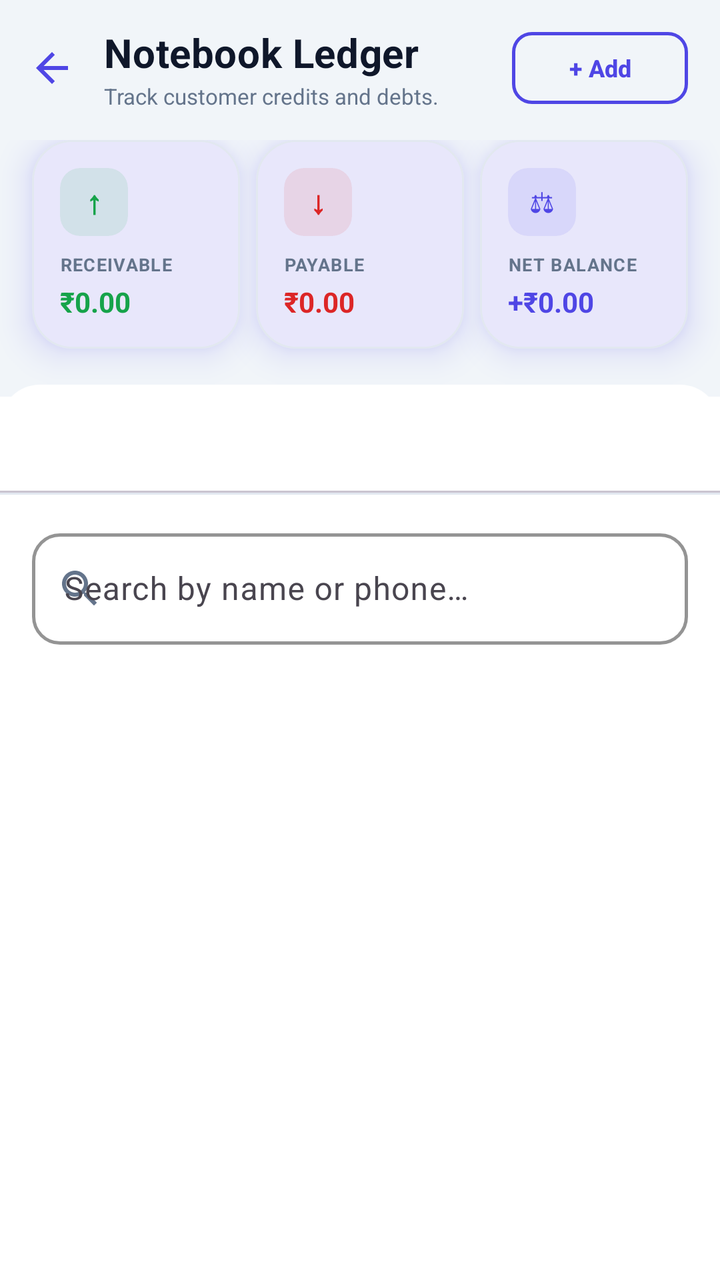
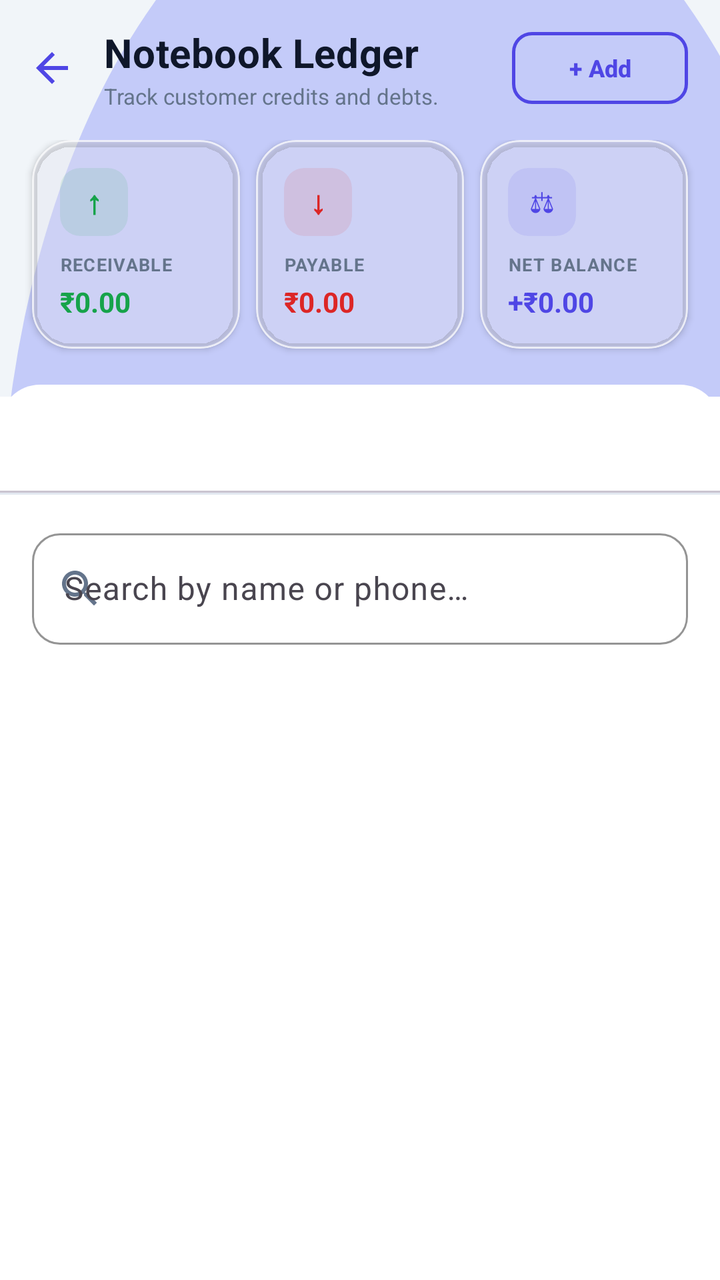

Two renders of the same Android screen: before a commit and after it. Below are the layout's source before the change and the commit's diff.
<!-- AndroidManifest.xml: application theme Theme.MoneyLens -->
<!-- res/layout/fragment_customer_ledger.xml -->
<?xml version="1.0" encoding="utf-8"?>
<androidx.constraintlayout.widget.ConstraintLayout xmlns:android="http://schemas.android.com/apk/res/android"
    xmlns:app="http://schemas.android.com/apk/res-auto"
    android:layout_width="match_parent"
    android:layout_height="match_parent"
    android:background="@color/colorBackground">

    
    <LinearLayout
        android:id="@+id/layoutHeader"
        android:layout_width="0dp"
        android:layout_height="wrap_content"
        android:orientation="horizontal"
        android:gravity="center_vertical"
        android:paddingStart="4dp"
        android:paddingEnd="16dp"
        android:paddingTop="12dp"
        android:paddingBottom="14dp"
        app:layout_constraintStart_toStartOf="parent"
        app:layout_constraintEnd_toEndOf="parent"
        app:layout_constraintTop_toTopOf="parent">

        <ImageView
            android:id="@+id/btnBack"
            android:layout_width="44dp"
            android:layout_height="44dp"
            android:padding="10dp"
            android:src="@drawable/ic_back"
            android:background="?attr/selectableItemBackgroundBorderless"
            android:contentDescription="Back" />

        
        <LinearLayout
            android:layout_width="0dp"
            android:layout_height="wrap_content"
            android:layout_weight="1"
            android:orientation="vertical"
            android:layout_marginStart="4dp">

            <TextView
                android:layout_width="wrap_content"
                android:layout_height="wrap_content"
                android:text="Notebook Ledger"
                android:textColor="@color/colorTextPrimary"
                android:textSize="20sp"
                android:textStyle="bold"
                android:letterSpacing="0.01" />

            <TextView
                android:layout_width="wrap_content"
                android:layout_height="wrap_content"
                android:layout_marginTop="1dp"
                android:text="Track customer credits and debts."
                android:textColor="@color/colorTextSecondary"
                android:textSize="11sp" />
        </LinearLayout>

        
        <com.google.android.material.button.MaterialButton
            android:id="@+id/btnAddAccount"
            style="@style/Widget.Material3.Button.OutlinedButton"
            android:layout_width="wrap_content"
            android:layout_height="36dp"
            android:layout_marginStart="10dp"
            android:insetTop="0dp"
            android:insetBottom="0dp"
            android:paddingStart="12dp"
            android:paddingEnd="12dp"
            android:text="+ Add"
            android:textSize="12sp"
            android:textStyle="bold"
            android:textColor="@color/colorPrimary"
            app:cornerRadius="10dp"
            app:strokeColor="@color/colorPrimary"
            app:strokeWidth="1.5dp" />
    </LinearLayout>

    
    <LinearLayout
        android:id="@+id/layoutSummary"
        android:layout_width="0dp"
        android:layout_height="wrap_content"
        android:orientation="horizontal"
        android:paddingHorizontal="12dp"
        android:paddingBottom="18dp"
        android:clipChildren="false"
        android:clipToPadding="false"
        android:baselineAligned="false"
        app:layout_constraintStart_toStartOf="parent"
        app:layout_constraintEnd_toEndOf="parent"
        app:layout_constraintTop_toBottomOf="@+id/layoutHeader">

        
        <com.google.android.material.card.MaterialCardView
            style="@style/ClayCard"
            android:layout_width="0dp"
            android:layout_height="wrap_content"
            android:layout_weight="1"
            android:layout_marginHorizontal="4dp">

            <LinearLayout
                android:layout_width="match_parent"
                android:layout_height="wrap_content"
                android:orientation="vertical"
                android:padding="14dp">

                <com.google.android.material.card.MaterialCardView
                    android:layout_width="34dp"
                    android:layout_height="34dp"
                    android:layout_marginBottom="8dp"
                    app:cardCornerRadius="10dp"
                    app:cardBackgroundColor="@color/colorSuccessTint"
                    app:cardElevation="0dp"
                    app:strokeWidth="0dp">
                    <TextView
                        android:layout_width="wrap_content"
                        android:layout_height="wrap_content"
                        android:layout_gravity="center"
                        android:text="↑"
                        android:textColor="@color/colorSuccess"
                        android:textSize="16sp"
                        android:textStyle="bold" />
                </com.google.android.material.card.MaterialCardView>

                <TextView
                    android:layout_width="wrap_content"
                    android:layout_height="wrap_content"
                    android:text="RECEIVABLE"
                    android:textColor="@color/colorTextSecondary"
                    android:textSize="9sp"
                    android:textStyle="bold"
                    android:letterSpacing="0.05" />

                <TextView
                    android:id="@+id/txtTotalToReceive"
                    android:layout_width="wrap_content"
                    android:layout_height="wrap_content"
                    android:layout_marginTop="3dp"
                    android:text="₹0.00"
                    android:textColor="@color/colorSuccess"
                    android:textSize="14sp"
                    android:textStyle="bold" />
            </LinearLayout>
        </com.google.android.material.card.MaterialCardView>

        
        <com.google.android.material.card.MaterialCardView
            style="@style/ClayCard"
            android:layout_width="0dp"
            android:layout_height="wrap_content"
            android:layout_weight="1"
            android:layout_marginHorizontal="4dp">

            <LinearLayout
                android:layout_width="match_parent"
                android:layout_height="wrap_content"
                android:orientation="vertical"
                android:padding="14dp">

                <com.google.android.material.card.MaterialCardView
                    android:layout_width="34dp"
                    android:layout_height="34dp"
                    android:layout_marginBottom="8dp"
                    app:cardCornerRadius="10dp"
                    app:cardBackgroundColor="@color/colorDangerTint"
                    app:cardElevation="0dp"
                    app:strokeWidth="0dp">
                    <TextView
                        android:layout_width="wrap_content"
                        android:layout_height="wrap_content"
                        android:layout_gravity="center"
                        android:text="↓"
                        android:textColor="@color/colorDanger"
                        android:textSize="16sp"
                        android:textStyle="bold" />
                </com.google.android.material.card.MaterialCardView>

                <TextView
                    android:layout_width="wrap_content"
                    android:layout_height="wrap_content"
                    android:text="PAYABLE"
                    android:textColor="@color/colorTextSecondary"
                    android:textSize="9sp"
                    android:textStyle="bold"
                    android:letterSpacing="0.05" />

                <TextView
                    android:id="@+id/txtTotalToPay"
                    android:layout_width="wrap_content"
                    android:layout_height="wrap_content"
                    android:layout_marginTop="3dp"
                    android:text="₹0.00"
                    android:textColor="@color/colorDanger"
                    android:textSize="14sp"
                    android:textStyle="bold" />
            </LinearLayout>
        </com.google.android.material.card.MaterialCardView>

        
        <com.google.android.material.card.MaterialCardView
            style="@style/ClayCard"
            android:layout_width="0dp"
            android:layout_height="wrap_content"
            android:layout_weight="1"
            android:layout_marginHorizontal="4dp">

            <LinearLayout
                android:layout_width="match_parent"
                android:layout_height="wrap_content"
                android:orientation="vertical"
                android:padding="14dp">

                <com.google.android.material.card.MaterialCardView
                    android:layout_width="34dp"
                    android:layout_height="34dp"
                    android:layout_marginBottom="8dp"
                    app:cardCornerRadius="10dp"
                    app:cardBackgroundColor="@color/colorPrimaryTint"
                    app:cardElevation="0dp"
                    app:strokeWidth="0dp">
                    <TextView
                        android:layout_width="wrap_content"
                        android:layout_height="wrap_content"
                        android:layout_gravity="center"
                        android:text="⚖"
                        android:textColor="@color/colorPrimary"
                        android:textSize="14sp" />
                </com.google.android.material.card.MaterialCardView>

                <TextView
                    android:layout_width="wrap_content"
                    android:layout_height="wrap_content"
                    android:text="NET BALANCE"
                    android:textColor="@color/colorTextSecondary"
                    android:textSize="9sp"
                    android:textStyle="bold"
                    android:letterSpacing="0.05" />

                <TextView
                    android:id="@+id/txtNetPosition"
                    android:layout_width="wrap_content"
                    android:layout_height="wrap_content"
                    android:layout_marginTop="3dp"
                    android:text="+₹0.00"
                    android:textColor="@color/colorPrimary"
                    android:textSize="14sp"
                    android:textStyle="bold" />
            </LinearLayout>
        </com.google.android.material.card.MaterialCardView>

    </LinearLayout>

    
    <LinearLayout
        android:id="@+id/layoutContent"
        android:layout_width="0dp"
        android:layout_height="0dp"
        android:orientation="vertical"
        android:background="@drawable/bg_sheet_top"
        app:layout_constraintStart_toStartOf="parent"
        app:layout_constraintEnd_toEndOf="parent"
        app:layout_constraintTop_toBottomOf="@+id/layoutSummary"
        app:layout_constraintBottom_toBottomOf="parent">

        
        <com.google.android.material.tabs.TabLayout
            android:id="@+id/tabLayout"
            android:layout_width="match_parent"
            android:layout_height="48dp"
            android:layout_marginTop="6dp"
            app:tabMode="scrollable"
            app:tabGravity="start"
            app:tabIndicatorColor="@color/colorPrimary"
            app:tabSelectedTextColor="@color/colorPrimary"
            app:tabTextColor="@color/colorTextSecondary"
            app:tabIndicatorFullWidth="false"
            app:tabBackground="@android:color/transparent" />

        
        <View
            android:layout_width="match_parent"
            android:layout_height="1dp"
            android:background="@color/colorCardBorder" />

        
        <com.google.android.material.textfield.TextInputLayout
            android:id="@+id/tilSearch"
            style="@style/ClayInput"
            android:layout_width="match_parent"
            android:layout_height="wrap_content"
            android:layout_marginHorizontal="16dp"
            android:layout_marginTop="14dp"
            android:layout_marginBottom="6dp"
            android:hint="Search by name or phone…"
            app:startIconDrawable="@drawable/ic_search"
            app:startIconTint="@color/colorTextSecondary">

            <com.google.android.material.textfield.TextInputEditText
                android:id="@+id/etSearch"
                android:layout_width="match_parent"
                android:layout_height="wrap_content"
                android:inputType="text"
                android:textColor="@color/colorTextPrimary" />
        </com.google.android.material.textfield.TextInputLayout>

        
        <FrameLayout
            android:layout_width="match_parent"
            android:layout_height="0dp"
            android:layout_weight="1">

            <androidx.recyclerview.widget.RecyclerView
                android:id="@+id/rvCustomers"
                android:layout_width="match_parent"
                android:layout_height="match_parent"
                android:clipToPadding="false"
                android:paddingTop="6dp"
                android:paddingBottom="88dp" />

            <LinearLayout
                android:id="@+id/layoutEmptyState"
                android:layout_width="match_parent"
                android:layout_height="match_parent"
                android:gravity="center"
                android:orientation="vertical"
                android:paddingHorizontal="32dp"
                android:visibility="gone">

                <TextView
                    android:layout_width="wrap_content"
                    android:layout_height="wrap_content"
                    android:layout_marginBottom="12dp"
                    android:text="👥"
                    android:textSize="52sp" />

                <TextView
                    android:layout_width="wrap_content"
                    android:layout_height="wrap_content"
                    android:text="No accounts yet"
                    android:textColor="@color/colorTextPrimary"
                    android:textSize="18sp"
                    android:textStyle="bold" />

                <TextView
                    android:layout_width="wrap_content"
                    android:layout_height="wrap_content"
                    android:layout_marginTop="8dp"
                    android:gravity="center"
                    android:text="Tap '+ Add' above to create your first account book."
                    android:textColor="@color/colorTextSecondary"
                    android:textSize="14sp" />
            </LinearLayout>
        </FrameLayout>

    </LinearLayout>

</androidx.constraintlayout.widget.ConstraintLayout>
<!-- resources referenced by this layout -->
<resources>
  <color name="colorBackground">#F1F5F9</color>
  <color name="colorCardBorder">#E2E8F0</color>
  <color name="colorDanger">#DC2626</color>
  <color name="colorPrimary">#4F46E5</color>
  <color name="colorSuccess">#16A34A</color>
  <style name="ClayCard" parent="Widget.Material3.CardView.Elevated">
          <item name="cardCornerRadius">@dimen/clay_card_radius</item>
          <item name="cardElevation">10dp</item>
          <item name="android:stateListAnimator">@null</item>
          <item name="strokeColor">@color/colorCardBorder</item>
          <item name="strokeWidth">1dp</item>
          <item name="cardBackgroundColor">@color/colorSurface</item>
          <item name="android:outlineSpotShadowColor" tools:targetApi="p">@color/colorPrimary</item>
          <item name="android:outlineAmbientShadowColor" tools:targetApi="p">@color/colorPrimary</item>
      </style>
  <style name="ClayInput" parent="Widget.Material3.TextInputLayout.OutlinedBox">
          <item name="boxCornerRadiusTopStart">@dimen/clay_input_radius</item>
          <item name="boxCornerRadiusTopEnd">@dimen/clay_input_radius</item>
          <item name="boxCornerRadiusBottomStart">@dimen/clay_input_radius</item>
          <item name="boxCornerRadiusBottomEnd">@dimen/clay_input_radius</item>
          <item name="boxStrokeColor">@color/colorCardBorder</item>
          <item name="boxStrokeWidth">1.5dp</item>
          <item name="boxStrokeWidthFocused">2.5dp</item>
          <item name="boxBackgroundColor">@color/colorSurface</item>
          <item name="hintTextColor">@color/colorPrimary</item>
      </style>
  <color name="colorSurface">#FFFFFF</color>
  <dimen name="clay_card_radius">20dp</dimen>
  <dimen name="clay_input_radius">14dp</dimen>
  <style name="Base.Theme.MoneyLens" parent="Theme.Material3.Light.NoActionBar">
          
          <item name="colorPrimary">@color/colorPrimary</item>
          <item name="colorOnPrimary">@color/colorOnPrimary</item>
          <item name="colorSecondary">@color/colorSecondary</item>
          <item name="colorError">@color/colorDanger</item>
          <item name="android:windowBackground">@color/colorBackground</item>
          <item name="colorSurface">@color/colorSurface</item>
          <item name="android:colorBackground">@color/colorBackground</item>
          <item name="colorOnSurface">@color/colorTextPrimary</item>
  
          
          <item name="android:statusBarColor">@color/colorBackground</item>
          <item name="android:windowLightStatusBar" tools:targetApi="m">true</item>
          <item name="android:navigationBarColor">@color/colorBackground</item>
      </style>
  <color name="colorOnPrimary">#FFFFFF</color>
  <color name="colorSecondary">#14B8A6</color>
  <!-- unchanged entries left out for length: 9 -->
</resources>

<!-- the commit's change to res/layout/fragment_customer_ledger.xml (unified diff, before → after) -->
@@ -3,7 +3,7 @@
     xmlns:app="http://schemas.android.com/apk/res-auto"
     android:layout_width="match_parent"
     android:layout_height="match_parent"
-    android:background="@color/colorBackground">
+    android:background="@drawable/bg_mesh_gradient">
 
     
     <LinearLayout
<!-- resource entries referenced after the edit -->
@@ -1,36 +1,71 @@
 <!-- resources referenced by this layout -->
 <resources>
   <color name="colorBackground">#F1F5F9</color>
+  <color name="glassMeshOrb1">#66818CF8</color>
+  <color name="glassMeshOrb2">#4D14B8A6</color>
+  <color name="glassMeshOrb3">#334F46E5</color>
   <color name="colorCardBorder">#E2E8F0</color>
   <color name="colorDanger">#DC2626</color>
   <color name="colorPrimary">#4F46E5</color>
   <color name="colorSuccess">#16A34A</color>
+  <!-- drawable bg_mesh_gradient (drawable) -->
+  <?xml version="1.0" encoding="utf-8"?>
+  <layer-list xmlns:android="http://schemas.android.com/apk/res/android">
+      
+      <item>
+          <shape android:shape="rectangle">
+              <solid android:color="@color/colorBackground" />
+          </shape>
+      </item>
+      
+      <item android:top="-80dp" android:right="-60dp">
+          <shape android:shape="oval">
+              <solid android:color="@color/glassMeshOrb1" />
+              <size android:width="280dp" android:height="280dp" />
+          </shape>
+      </item>
+      
+      <item android:bottom="-40dp" android:left="-80dp" android:top="400dp">
+          <shape android:shape="oval">
+              <solid android:color="@color/glassMeshOrb2" />
+              <size android:width="240dp" android:height="240dp" />
+          </shape>
+      </item>
+      
+      <item android:top="200dp" android:left="60dp">
+          <shape android:shape="oval">
+              <solid android:color="@color/glassMeshOrb3" />
+              <size android:width="200dp" android:height="200dp" />
+          </shape>
+      </item>
+  </layer-list>
   <style name="ClayCard" parent="Widget.Material3.CardView.Elevated">
           <item name="cardCornerRadius">@dimen/clay_card_radius</item>
-          <item name="cardElevation">10dp</item>
+          <item name="cardElevation">2dp</item>
           <item name="android:stateListAnimator">@null</item>
-          <item name="strokeColor">@color/colorCardBorder</item>
+          <item name="strokeColor">@color/glassCardBorder</item>
           <item name="strokeWidth">1dp</item>
-          <item name="cardBackgroundColor">@color/colorSurface</item>
-          <item name="android:outlineSpotShadowColor" tools:targetApi="p">@color/colorPrimary</item>
-          <item name="android:outlineAmbientShadowColor" tools:targetApi="p">@color/colorPrimary</item>
+          <item name="cardBackgroundColor">@color/glassCardBg</item>
       </style>
   <style name="ClayInput" parent="Widget.Material3.TextInputLayout.OutlinedBox">
           <item name="boxCornerRadiusTopStart">@dimen/clay_input_radius</item>
           <item name="boxCornerRadiusTopEnd">@dimen/clay_input_radius</item>
           <item name="boxCornerRadiusBottomStart">@dimen/clay_input_radius</item>
           <item name="boxCornerRadiusBottomEnd">@dimen/clay_input_radius</item>
-          <item name="boxStrokeColor">@color/colorCardBorder</item>
-          <item name="boxStrokeWidth">1.5dp</item>
-          <item name="boxStrokeWidthFocused">2.5dp</item>
-          <item name="boxBackgroundColor">@color/colorSurface</item>
+          <item name="boxStrokeColor">@color/glassInputBorder</item>
+          <item name="boxStrokeWidth">1dp</item>
+          <item name="boxStrokeWidthFocused">2dp</item>
+          <item name="boxBackgroundColor">@color/glassInputBg</item>
           <item name="hintTextColor">@color/colorPrimary</item>
       </style>
   <color name="colorSurface">#FFFFFF</color>
   <dimen name="clay_card_radius">20dp</dimen>
+  <color name="glassCardBorder">#B3FFFFFF</color>
+  <color name="glassCardBg">#8CFFFFFF</color>
   <dimen name="clay_input_radius">14dp</dimen>
+  <color name="glassInputBorder">#A6FFFFFF</color>
+  <color name="glassInputBg">#80FFFFFF</color>
   <style name="Base.Theme.MoneyLens" parent="Theme.Material3.Light.NoActionBar">
-          
           <item name="colorPrimary">@color/colorPrimary</item>
           <item name="colorOnPrimary">@color/colorOnPrimary</item>
           <item name="colorSecondary">@color/colorSecondary</item>
@@ -41,9 +76,10 @@
           <item name="colorOnSurface">@color/colorTextPrimary</item>
   
           
-          <item name="android:statusBarColor">@color/colorBackground</item>
+          <item name="android:statusBarColor">@android:color/transparent</item>
           <item name="android:windowLightStatusBar" tools:targetApi="m">true</item>
-          <item name="android:navigationBarColor">@color/colorBackground</item>
+          <item name="android:navigationBarColor">@android:color/transparent</item>
+          <item name="android:windowDrawsSystemBarBackgrounds">true</item>
       </style>
   <color name="colorOnPrimary">#FFFFFF</color>
   <color name="colorSecondary">#14B8A6</color>
